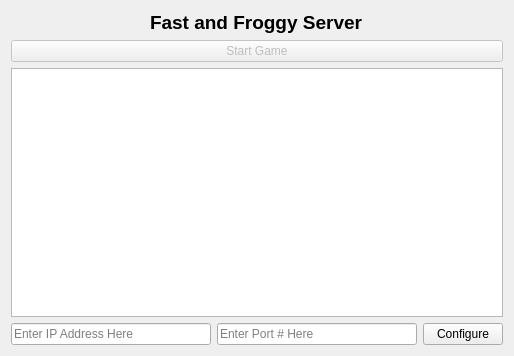
This is server/dialog.ui in shorewind/frogger as Qt 5 draws it before an edit. The edited form follows.
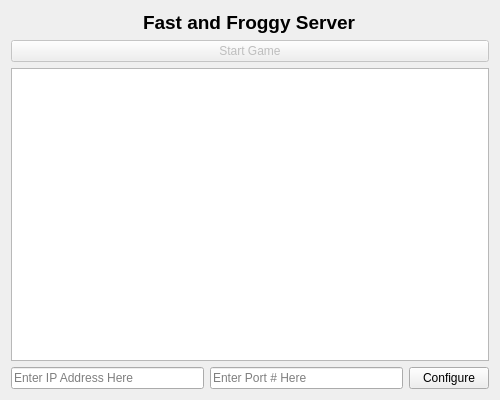
This is the edited form.

```diff
--- a/server/dialog.ui
+++ b/server/dialog.ui
@@ -6,8 +6,8 @@
    <rect>
     <x>0</x>
     <y>0</y>
-    <width>514</width>
-    <height>356</height>
+    <width>500</width>
+    <height>400</height>
    </rect>
   </property>
   <property name="windowTitle">
```
